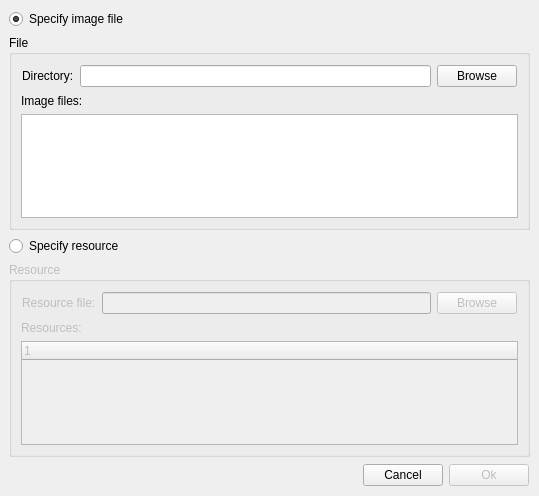
Old version of the form tools/designer/src/components/propertyeditor/findicondialog.ui in the repository arnt/qt-history2.
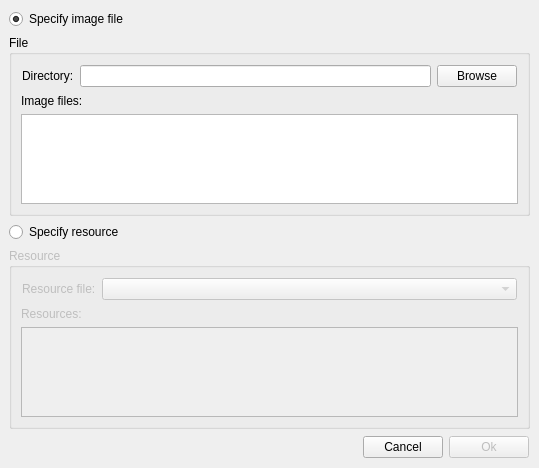
New version of the form.

Commit message:
p4i integration Integrate 169664 from 4.0 to main: Fixing selection of icons from resource files
[git-p4: depot-paths = "//depot/qt/main/": change = 169826]

Diff of the .ui file:
```diff
--- a/tools/designer/src/components/propertyeditor/findicondialog.ui
+++ b/tools/designer/src/components/propertyeditor/findicondialog.ui
@@ -12,7 +12,7 @@
     <x>0</x>
     <y>0</y>
     <width>539</width>
-    <height>496</height>
+        <height>468</height>
    </rect>
   </property>
   <property name="windowTitle" >
@@ -59,7 +59,7 @@
        <x>9</x>
        <y>33</y>
        <width>521</width>
-       <height>195</height>
+              <height>182</height>
       </rect>
      </property>
      <property name="title" >
@@ -191,7 +191,7 @@
           <x>11</x>
           <y>70</y>
           <width>499</width>
-          <height>114</height>
+                    <height>101</height>
          </rect>
         </property>
        </widget>
@@ -207,7 +207,7 @@
      <property name="geometry" >
       <rect>
        <x>9</x>
-       <y>234</y>
+              <y>221</y>
        <width>521</width>
        <height>18</height>
       </rect>
@@ -228,9 +228,9 @@
      <property name="geometry" >
       <rect>
        <x>9</x>
-       <y>258</y>
+              <y>245</y>
        <width>521</width>
-       <height>196</height>
+              <height>181</height>
       </rect>
      </property>
      <property name="title" >
@@ -267,7 +267,7 @@
             <x>1</x>
             <y>1</y>
             <width>79</width>
-            <height>23</height>
+                        <height>21</height>
            </rect>
           </property>
           <property name="frameShape" >
@@ -285,41 +285,25 @@
          </widget>
         </item>
         <item>
-         <widget class="QLineEdit" name="m_resource_file_input" >
+                  <widget class="QComboBox" name="m_resource_combo" >
           <property name="objectName" >
            <string notr="true" >m_resource_file_input</string>
           </property>
           <property name="geometry" >
            <rect>
             <x>86</x>
-            <y>3</y>
-            <width>331</width>
-            <height>19</height>
-           </rect>
-          </property>
-          <property name="text" >
-           <string/>
-          </property>
-          <property name="echoMode" >
-           <enum>QLineEdit::Normal</enum>
-          </property>
-         </widget>
-        </item>
-        <item>
-         <widget class="QPushButton" name="m_resource_file_browse" >
-          <property name="objectName" >
-           <string notr="true" >m_resource_file_browse</string>
-          </property>
-          <property name="geometry" >
-           <rect>
-            <x>423</x>
             <y>1</y>
-            <width>75</width>
-            <height>23</height>
-           </rect>
-          </property>
-          <property name="text" >
-           <string>Browse</string>
+                        <width>412</width>
+                        <height>21</height>
+                      </rect>
+                    </property>
+                    <property name="sizePolicy" >
+                      <sizepolicy>
+                        <hsizetype>7</hsizetype>
+                        <vsizetype>0</vsizetype>
+                        <horstretch>0</horstretch>
+                        <verstretch>0</verstretch>
+                      </sizepolicy>
           </property>
          </widget>
         </item>
@@ -333,7 +317,7 @@
         <property name="geometry" >
          <rect>
           <x>11</x>
-          <y>51</y>
+                    <y>49</y>
           <width>499</width>
           <height>13</height>
          </rect>
@@ -353,16 +337,16 @@
        </widget>
       </item>
       <item>
-       <widget class="QTreeWidget" name="m_resource_tree" >
+              <widget class="QTreeView" name="m_resource_tree" >
         <property name="objectName" >
          <string notr="true" >m_resource_tree</string>
         </property>
         <property name="geometry" >
          <rect>
           <x>11</x>
-          <y>70</y>
+                    <y>68</y>
           <width>499</width>
-          <height>115</height>
+                    <height>102</height>
          </rect>
         </property>
        </widget>
```
Left out of the diff: 11 changed lines with no effect on the pictures. Lines whose indentation alone changed are shown as unchanged. The commit also changes 7 other files.
